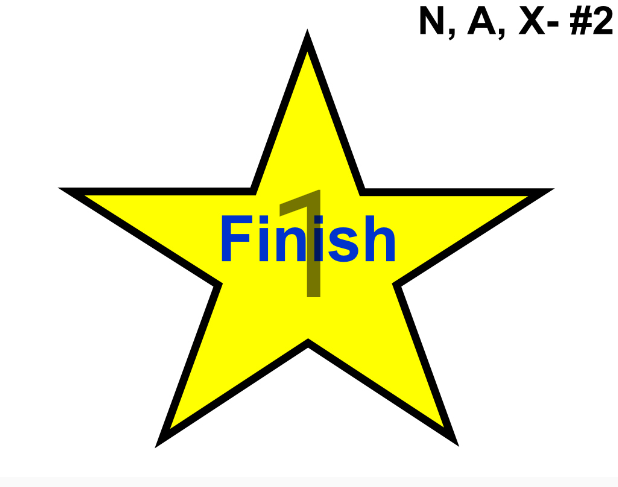
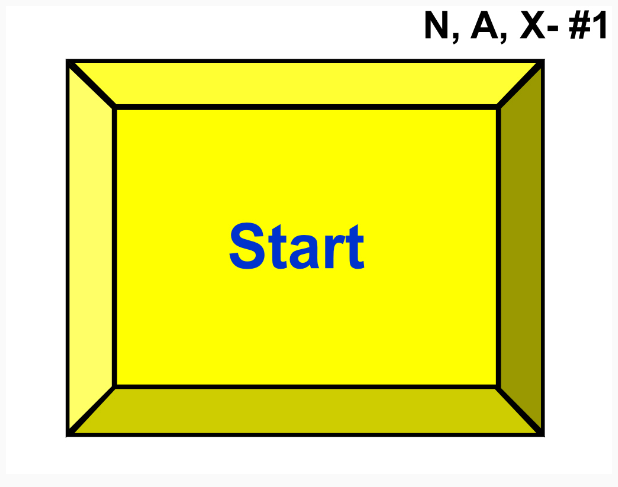
Before and after one commit to BarryBryant/rally-genius-android, an Android app: the layout sign_list_item.xml on its own in the app's theme, with its tools: preview values and no code run, on a phone screen of 412 x 824 dp. Shown: the top 487 px of the screen. Run offline under Robolectric (Android 15) with nearby library versions, the phone set to English and light mode, and no system bars.

Commit message:
refactor: Remove sign id number from sign_list_item, add margin

```diff
--- a/app/src/main/res/layout/sign_list_item.xml
+++ b/app/src/main/res/layout/sign_list_item.xml
@@ -5,20 +5,16 @@
     android:layout_height="wrap_content">
 
     <ImageView
-        android:layout_width="wrap_content"
+        android:id="@+id/sign_image"
+        android:layout_width="match_parent"
         android:layout_height="wrap_content"
-        android:src="@drawable/signtwo"
         android:scaleType="fitCenter"
-        android:adjustViewBounds="true"/>
+        android:adjustViewBounds="true"
+        android:cropToPadding="false"
+        android:layout_gravity="center"
+        android:layout_margin="@dimen/sign_margin"
+        tools:src="@drawable/signone"/>
 
-
-    <TextView
-        android:layout_width="wrap_content"
-        android:layout_height="wrap_content"
-        android:textSize="100sp"
-        tools:text="1"
-        android:id="@+id/sign_id"
-        android:layout_gravity="center" />
 
 
 </FrameLayout>
--- a/app/src/main/res/values/dimens.xml
+++ b/app/src/main/res/values/dimens.xml
@@ -2,4 +2,5 @@
     <dimen name="app_bar_height">180dp</dimen>
     <dimen name="fab_margin">16dp</dimen>
     <dimen name="text_margin">16dp</dimen>
+    <dimen name="sign_margin">4dp</dimen>
 </resources>
```
